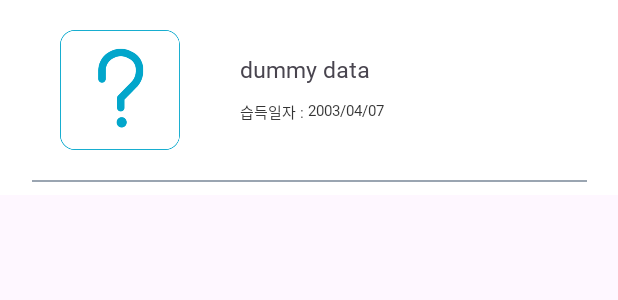
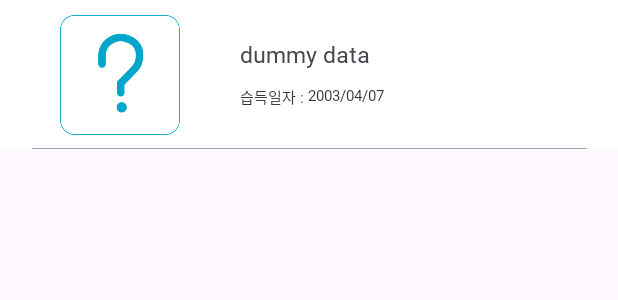
Before and after one commit to Find-ssu/find_ssu, an Android app: the layout itemview.xml on its own in the app's theme, with its tools: preview values and no code run, on a phone screen of 412 x 824 dp. Shown: the top 300 px of the screen. Run offline under Robolectric (Android 15) with nearby library versions, the phone set to English and light mode, and no system bars.

Commit message:
디자인 수정

```diff
--- a/app/src/main/java/com/example/find_ssu/FindFragment.java
+++ b/app/src/main/java/com/example/find_ssu/FindFragment.java
@@ -35,6 +35,7 @@ import com.google.firebase.firestore.QueryDocumentSnapshot;
 import com.google.firebase.firestore.QuerySnapshot;
 
 import java.util.ArrayList;
+import java.util.Arrays;
 import java.util.List;
 
 
@@ -74,8 +75,9 @@ public class FindFragment extends Fragment {
                             .collection("FindPost")
                             .orderBy("timestamp", Query.Direction.DESCENDING)
                             .whereEqualTo("name", searchText);
+                }
 
-                } else {
+                else {
                     // 검색어가 비어 있으면 기본 쿼리 사용
                     query = FirebaseFirestore.getInstance()
                             .collection("FindPost")
--- a/app/src/main/res/layout/itemview.xml
+++ b/app/src/main/res/layout/itemview.xml
@@ -1,7 +1,7 @@
 <?xml version="1.0" encoding="utf-8"?>
 <androidx.constraintlayout.widget.ConstraintLayout xmlns:android="http://schemas.android.com/apk/res/android"
     android:layout_width="match_parent"
-    android:layout_height="130dp"
+    android:layout_height="100dp"
     android:id="@+id/item"
     android:background="@color/white"
     xmlns:app="http://schemas.android.com/apk/res-auto">
@@ -13,7 +13,7 @@
         app:layout_constraintStart_toStartOf="parent"
         app:layout_constraintTop_toTopOf="parent"
         android:layout_marginStart="30dp"
-        android:layout_marginTop="10dp">
+        >
 
         <ImageView
             android:id="@+id/item_iv"
@@ -75,11 +75,11 @@
     <View
         android:id="@+id/line"
         android:layout_width="370dp"
-        android:layout_height="1dp"
+        android:layout_height="0.57dp"
         android:background="#9AA5B1"
-        android:layout_marginTop="10dp"
+        android:layout_marginBottom="0.57dp"
         app:layout_constraintStart_toStartOf="parent"
         app:layout_constraintEnd_toEndOf="parent"
-        app:layout_constraintTop_toBottomOf="@id/item_view_fl" />
+        app:layout_constraintBottom_toBottomOf="parent" />
 
 </androidx.constraintlayout.widget.ConstraintLayout>
```
Also changed, not shown: app/src/main/res/layout/itemview_user_write.xml (+5 -5 lines).
